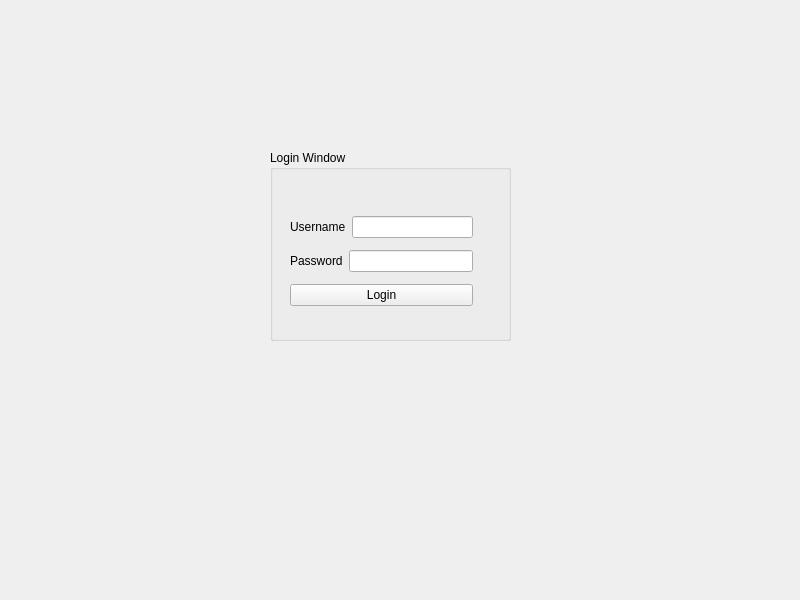
Above: 2DGraphicsModeler/mainwindow.ui from hoonman/qties before the change. Below: the same form after it.
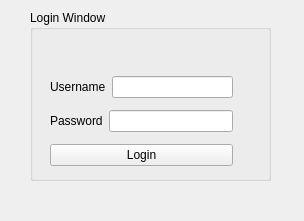
That is the form after the change.

What changed in the file:
```diff
--- a/2DGraphicsModeler/mainwindow.ui
+++ b/2DGraphicsModeler/mainwindow.ui
@@ -6,8 +6,8 @@
    <rect>
     <x>0</x>
     <y>0</y>
-    <width>800</width>
-    <height>600</height>
+    <width>304</width>
+    <height>221</height>
    </rect>
   </property>
   <property name="windowTitle">
@@ -17,10 +17,10 @@
    <widget class="QGroupBox" name="groupBox">
     <property name="geometry">
      <rect>
-      <x>270</x>
-      <y>150</y>
+      <x>30</x>
+      <y>10</y>
       <width>241</width>
-      <height>191</height>
+      <height>171</height>
      </rect>
     </property>
     <property name="title">
```
Left out of the diff: 4 changed lines with no effect on the pictures.
